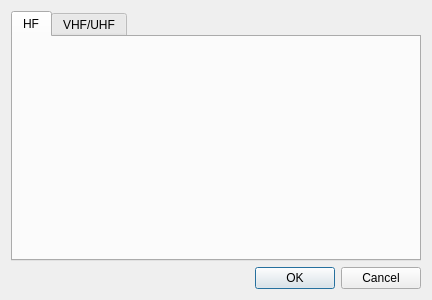
Rsclub22/Minos2-Mirror, file mqt/MqtLogger/Clusterbandmapconfigure.ui: the form before one commit.
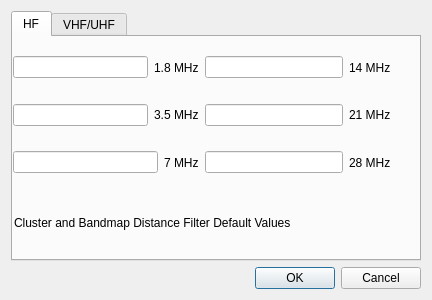
The form after the commit. The open tabs and pages were chosen to show the change.

Commit message: added menu to tools menu in logger to configure default distance filter for cluster and bandmap.

What changed in the file:
```diff
--- a/mqt/MqtLogger/Clusterbandmapconfigure.ui
+++ b/mqt/MqtLogger/Clusterbandmapconfigure.ui
@@ -23,6 +23,115 @@
       <attribute name="title">
        <string>HF</string>
       </attribute>
+      <widget class="QLabel" name="label_2">
+       <property name="geometry">
+        <rect>
+         <x>1</x>
+         <y>153</y>
+         <width>388</width>
+         <height>65</height>
+        </rect>
+       </property>
+       <property name="text">
+        <string>Cluster and Bandmap Distance Filter Default Values</string>
+       </property>
+      </widget>
+      <widget class="QWidget" name="layoutWidget">
+       <property name="geometry">
+        <rect>
+         <x>0</x>
+         <y>10</y>
+         <width>378</width>
+         <height>136</height>
+        </rect>
+       </property>
+       <layout class="QGridLayout" name="gridLayout_3">
+        <item row="2" column="0">
+         <layout class="QHBoxLayout" name="horizontalLayout_19">
+          <item>
+           <widget class="QLineEdit" name="distanceFilter7MHz"/>
+          </item>
+          <item>
+           <widget class="QLabel" name="label_19">
+            <property name="text">
+             <string>7 MHz</string>
+            </property>
+           </widget>
+          </item>
+         </layout>
+        </item>
+        <item row="0" column="1">
+         <layout class="QHBoxLayout" name="horizontalLayout_22">
+          <item>
+           <widget class="QLineEdit" name="distanceFilter14MHz"/>
+          </item>
+          <item>
+           <widget class="QLabel" name="label_22">
+            <property name="text">
+             <string>14 MHz</string>
+            </property>
+           </widget>
+          </item>
+         </layout>
+        </item>
+        <item row="1" column="1">
+         <layout class="QHBoxLayout" name="horizontalLayout_20">
+          <item>
+           <widget class="QLineEdit" name="distanceFilter21MHz"/>
+          </item>
+          <item>
+           <widget class="QLabel" name="label_20">
+            <property name="text">
+             <string>21 MHz</string>
+            </property>
+           </widget>
+          </item>
+         </layout>
+        </item>
+        <item row="0" column="0">
+         <layout class="QHBoxLayout" name="horizontalLayout_25">
+          <item>
+           <widget class="QLineEdit" name="distanceFilter1_8MHz"/>
+          </item>
+          <item>
+           <widget class="QLabel" name="label_25">
+            <property name="text">
+             <string>1.8 MHz</string>
+            </property>
+           </widget>
+          </item>
+         </layout>
+        </item>
+        <item row="2" column="1">
+         <layout class="QHBoxLayout" name="horizontalLayout_23">
+          <item>
+           <widget class="QLineEdit" name="distanceFilter28MHz"/>
+          </item>
+          <item>
+           <widget class="QLabel" name="label_23">
+            <property name="text">
+             <string>28 MHz</string>
+            </property>
+           </widget>
+          </item>
+         </layout>
+        </item>
+        <item row="1" column="0">
+         <layout class="QHBoxLayout" name="horizontalLayout_24">
+          <item>
+           <widget class="QLineEdit" name="distanceFilter3_5MHz"/>
+          </item>
+          <item>
+           <widget class="QLabel" name="label_24">
+            <property name="text">
+             <string>3.5 MHz</string>
+            </property>
+           </widget>
+          </item>
+         </layout>
+        </item>
+       </layout>
+      </widget>
      </widget>
      <widget class="QWidget" name="vhf_uhfTab">
       <attribute name="title">
```
Left out of the diff: 2 changed lines with no effect on the pictures. The commit also changes 4 other files.
